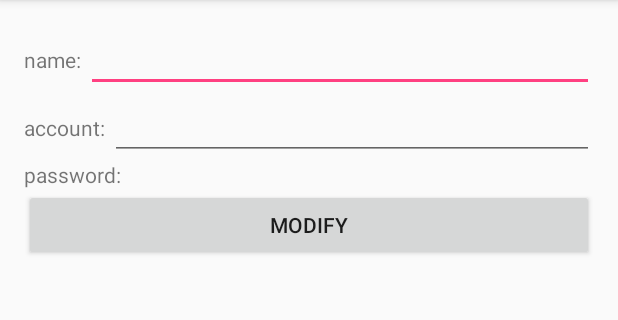
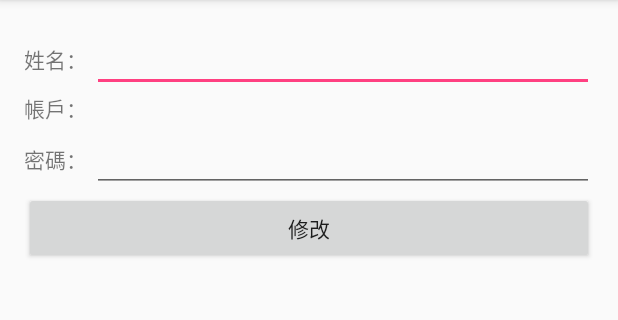
Before and after one commit to HPJ1996/Scoober, an Android app: the PersonalInfoActivity screen opened directly, with no data from a screen before it, on a phone screen of 412 x 824 dp, the part 84-404 px from its top. Run offline under Robolectric (Android 15) with nearby library versions, the phone set to English and light mode, and no system bars.

Commit message:
Account function improvement

```diff
--- a/app/src/main/java/com/example/hpj_1996/scoober/PersonalInfoActivity.java
+++ b/app/src/main/java/com/example/hpj_1996/scoober/PersonalInfoActivity.java
@@ -14,9 +14,8 @@ import android.widget.Toast;
 public class PersonalInfoActivity extends AppCompatActivity {
 
     private EditText editName;
-    private EditText editAccount;
-    private TextView fixPassword;
-    private SQLiteDatabase db;
+    private TextView fixAccount;
+    private EditText editPassword;
     private Button modifyPersonalInfo;
     private AccountDataBase accountDataBase;
     private String account;
@@ -28,8 +27,8 @@ public class PersonalInfoActivity extends AppCompatActivity {
         setContentView(R.layout.activity_personal_info);
 
         editName = (EditText)findViewById(R.id.edit_name);
-        editAccount = (EditText)findViewById(R.id.edit_account);
-        fixPassword = (TextView)findViewById(R.id.fix_password);
+        fixAccount = (TextView) findViewById(R.id.fix_account);
+        editPassword = (EditText)findViewById(R.id.edit_password);
         modifyPersonalInfo = (Button)findViewById(R.id.modify_personal_info);
         accountDataBase = new AccountDataBase(this);
 
@@ -38,21 +37,23 @@ public class PersonalInfoActivity extends AppCompatActivity {
             accountCursor = accountDataBase.findAccount(account);
             modifyPersonalInfo.setOnClickListener(new ModifyListener());
 
-            //set personal info
+            //initializing personal info messages
             editName.setText(accountCursor.getString(0));
-            editAccount.setText(accountCursor.getString(1));
-            fixPassword.setText(accountCursor.getString(2));
+            fixAccount.setText(accountCursor.getString(1));
+            editPassword.setText(accountCursor.getString(2));
         }catch (NotFoundAccountException e){
             Log.d("error", e.getMessage());
         }
     }
 
     class ModifyListener implements View.OnClickListener{
+        public void onClick(View v){
+            String name = editName.getText().toString();
+            String account = fixAccount.getText().toString();
+            String password = editPassword.getText().toString();
 
-        public void onClick(View v){
             try{
-                accountDataBase.updateAccount(editName.getText().toString(),
-                        editAccount.getText().toString());
+                accountDataBase.updateAccount(name, account, password);
                 finish();
             }catch(UpdateFailedException e){
                 Toast.makeText(PersonalInfoActivity.this,
--- a/app/src/main/res/layout/activity_personal_info.xml
+++ b/app/src/main/res/layout/activity_personal_info.xml
@@ -14,7 +14,7 @@
         android:layout_width="match_parent"
         android:layout_height="wrap_content">
         <TextView
-            android:text="name: "
+            android:text="姓名： "
             android:layout_width="wrap_content"
             android:layout_height="wrap_content"/>
         <EditText
@@ -28,11 +28,11 @@
         android:layout_height="wrap_content">
 
         <TextView
-            android:text="account: "
+            android:text="帳戶： "
             android:layout_width="wrap_content"
             android:layout_height="wrap_content"/>
-        <EditText
-            android:id="@+id/edit_account"
+        <TextView
+            android:id="@+id/fix_account"
             android:layout_width="match_parent"
             android:layout_height="wrap_content"/>
     </LinearLayout>
@@ -42,17 +42,17 @@
         android:layout_height="wrap_content">
 
         <TextView
-            android:text="password: "
+            android:text="密碼： "
             android:layout_width="wrap_content"
             android:layout_height="wrap_content"/>
-        <TextView
-            android:id="@+id/fix_password"
+        <EditText
+            android:id="@+id/edit_password"
             android:layout_width="match_parent"
             android:layout_height="wrap_content"/>
     </LinearLayout>
 
     <Button android:id="@+id/modify_personal_info"
-        android:text="modify"
+        android:text="修改"
         android:layout_width="match_parent"
         android:layout_height="wrap_content" />
 
--- a/app/src/main/res/values/strings.xml
+++ b/app/src/main/res/values/strings.xml
@@ -35,5 +35,4 @@
     <string name="longitude">經度：</string>
     <string name="latitude">緯度：</string>
     <string name="ok">OK</string>
-
 </resources>
```
Also changed, not shown: app/src/main/java/com/example/hpj_1996/scoober/LoginActivity.java (+37 -26 lines).
